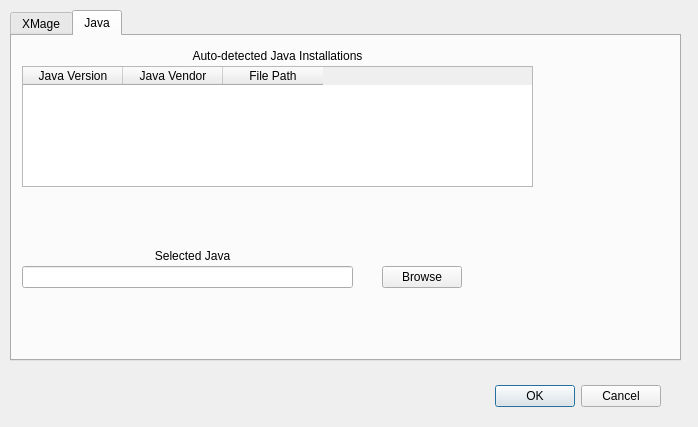
This is settingsdialog.ui in weirddan455/xmage-launcher-qt as Qt 5 draws it before an edit. The edited form follows.
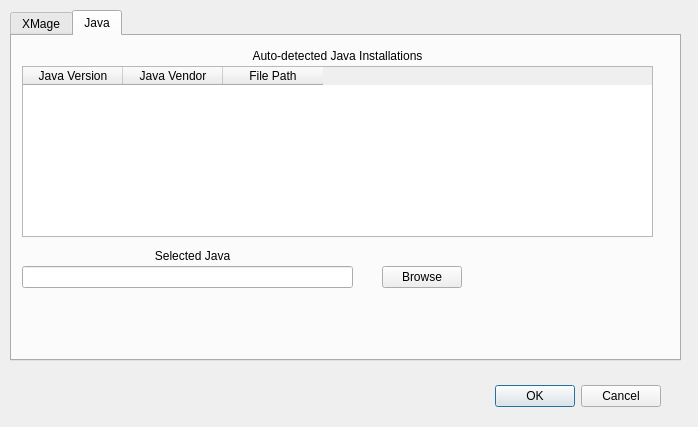
This is the edited form. The open tabs and pages were chosen to show the change.

Commit message: Add Windows code for Java detection

Diff of the .ui file:
```diff
--- a/settingsdialog.ui
+++ b/settingsdialog.ui
@@ -97,8 +97,8 @@
       <rect>
        <x>10</x>
        <y>30</y>
-       <width>511</width>
-       <height>121</height>
+       <width>631</width>
+       <height>171</height>
       </rect>
      </property>
      <column>
@@ -122,7 +122,7 @@
       <rect>
        <x>10</x>
        <y>10</y>
-       <width>511</width>
+       <width>631</width>
        <height>20</height>
       </rect>
      </property>
```
The commit also changes 3 other files.
